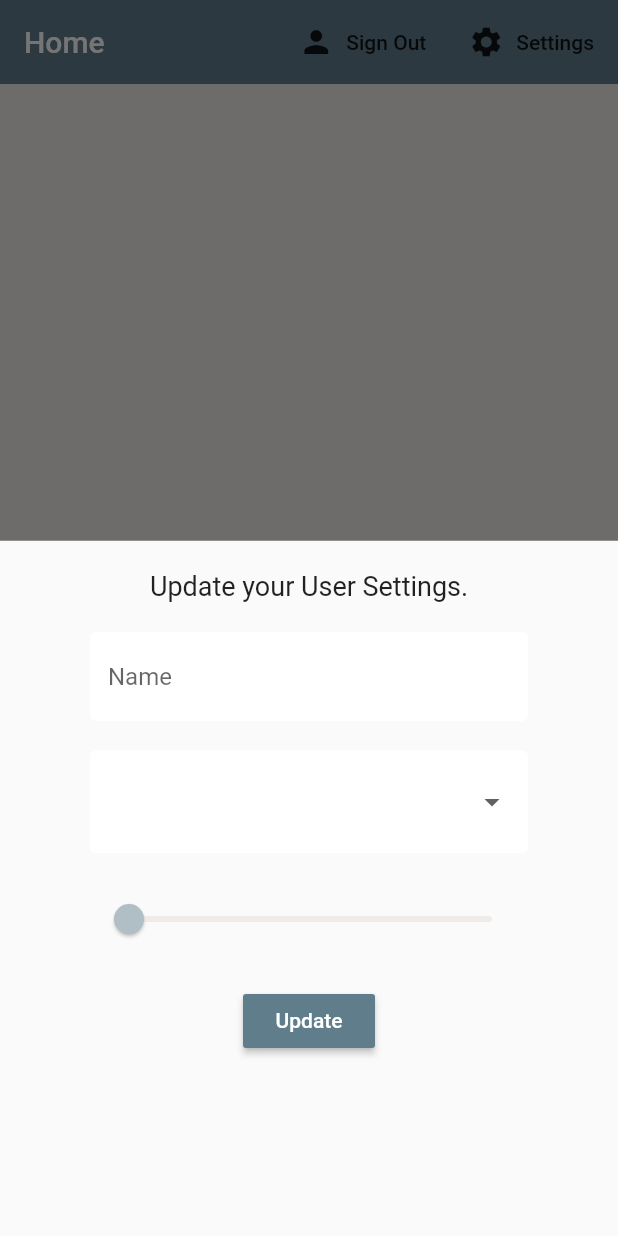
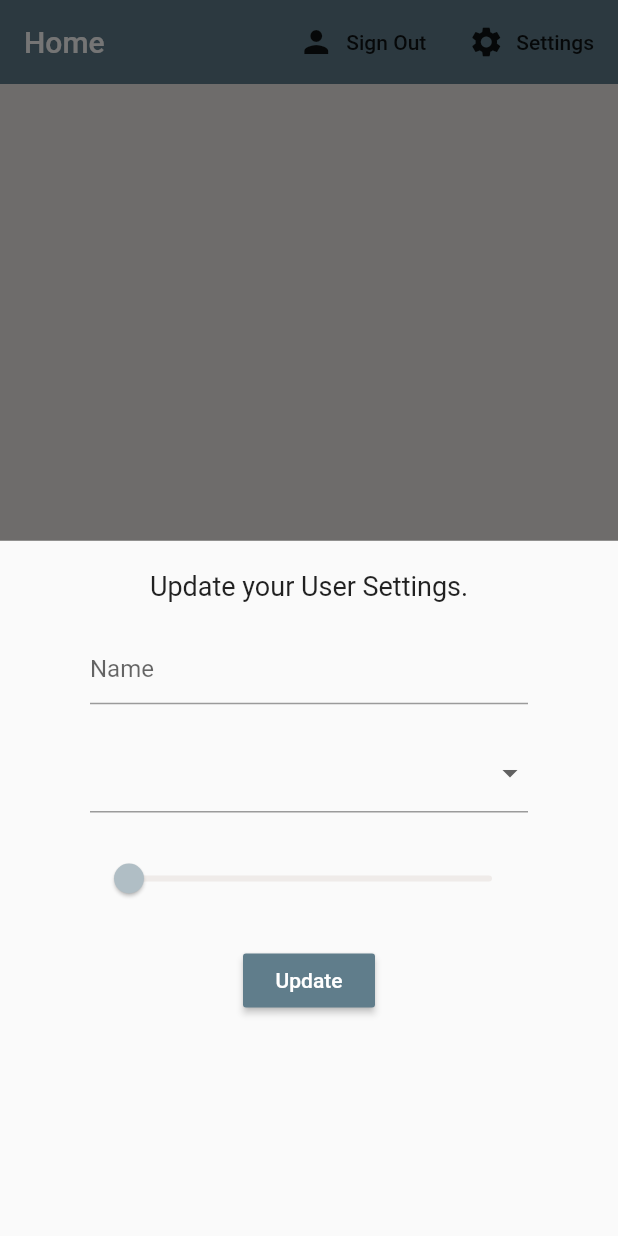
Before and after one commit to Megasix/follow_up_app, a Flutter app: the screen it shows once a user with an empty profile is signed in, after a tap on "Settings", on a phone screen of 412 x 824 dp. Run offline on Flutter 3.47's test engine with Material 2 defaults, Android fonts, the phone set to English and light mode, and no system bars; our stand-ins replace cloud_firestore, firebase_auth, flutter_spinkit; accounts and stored records are empty.

Commit message:
Update constants.dart
updated textInputDecoration

```diff
--- a/lib/shared/constants.dart
+++ b/lib/shared/constants.dart
@@ -1,10 +1,6 @@
 import 'package:flutter/material.dart';
 
 const textInputDecoration = InputDecoration(
-  fillColor: Colors.white,
-  filled: true,
-  enabledBorder: OutlineInputBorder(
-      borderSide: BorderSide(color: Colors.white, width: 2.0)),
   focusedBorder: OutlineInputBorder(
       borderSide: BorderSide(color: Colors.blueGrey, width: 2.0)),
 );
```
